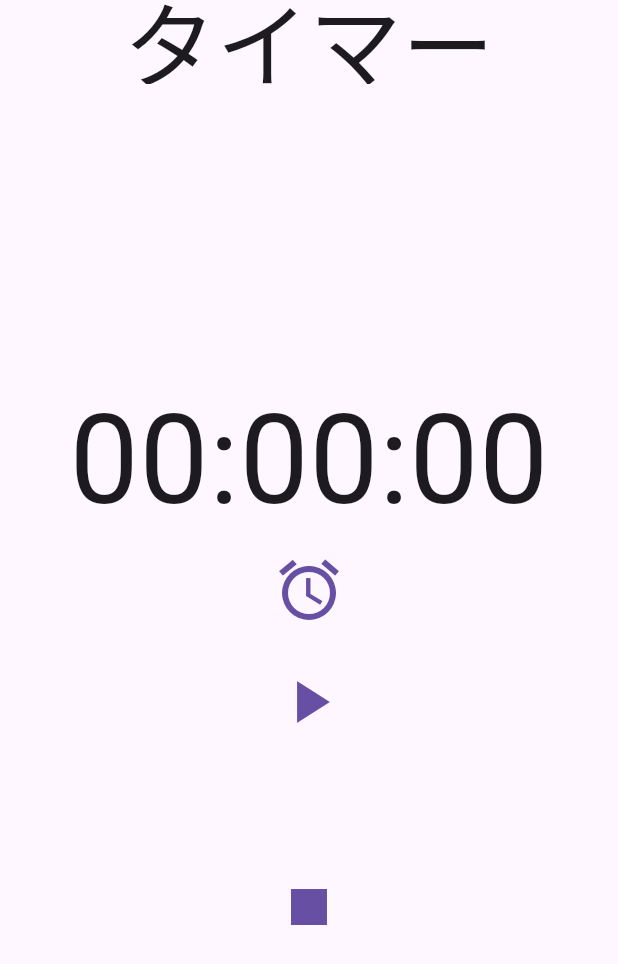
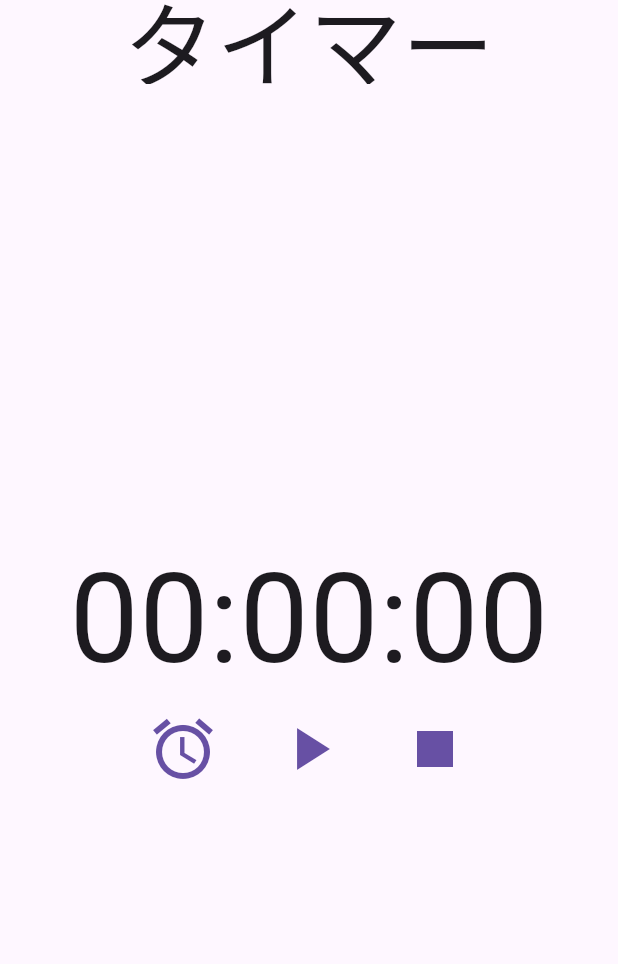
Before and after one commit to bigbenbigben/flutter_timer_app, a Flutter app: the screen it shows after launch, on a phone screen of 412 x 824 dp. Shown: the top 964 px of the screen. Run offline on Flutter 3.47's test engine with Material 3 defaults, Android fonts, the phone set to English and light mode, and no system bars; our stand-ins replace audioplayers.

Commit message:
アイコンに変更

```diff
--- a/lib/main.dart
+++ b/lib/main.dart
@@ -292,9 +292,12 @@ class _TimerPageState extends State<TimerPage> {
               // width: widthsize_button,
               // height: heightsize_button,
             ),
+            Row(
+              mainAxisAlignment: MainAxisAlignment.center,
+              children: [
                 IconButton(
                   onPressed: _showTimePicker,
-              style: ElevatedButton.styleFrom(
+                  style: IconButton.styleFrom(
                     shape: RoundedRectangleBorder(
                       borderRadius: BorderRadius.circular(10), // 角丸の半径
                     ),
@@ -303,25 +306,11 @@ class _TimerPageState extends State<TimerPage> {
                   icon: Icon(Icons.access_alarms),
                   iconSize: 48.0,
                   color: Theme.of(context).primaryColor,
-              // child: SizedBox(
-              //   width: widthsize_button,
-              //   // height: heightsize_button,
-              //   child: Center(
-              //       child: Text(
-              //         '時間を設定',
-              //         style: TextStyle(fontSize: fontSize_timer_button), // 画面幅に基づいたフォントサイズ
-              //       ),
-              //   ),
-              // ),
                 ),
-
-            SizedBox(
-              width: widthsize_button,
-              height: heightsize_button_position,
-              ),
+                SizedBox(width: 30),
                 IconButton(
                   onPressed: _startTimer,
-              style: ElevatedButton.styleFrom(
+                  style: IconButton.styleFrom(
                     shape: RoundedRectangleBorder(
                       borderRadius: BorderRadius.circular(10), // 角丸の半径
                     ),
@@ -330,26 +319,11 @@ class _TimerPageState extends State<TimerPage> {
                   icon: Icon(Icons.play_arrow),
                   iconSize: 48.0,
                   color: Theme.of(context).primaryColor,
-              // child: SizedBox(
-              //   width: widthsize_button,
-              //   // height: heightsize_button,
-              //   child: Center(
-              //     child: Text(
-              //       'タイマー開始',
-              //       style: TextStyle(fontSize: fontSize_timer_button), // 画面幅に基づいたフォントサイズ
-              //     ),
-              //   ),
-              // ),
                 ),
-
-            SizedBox(
-              width: widthsize_button,
-              height: heightsize_button_position * 4,
-              ),
-            // ElevatedButton(
+                SizedBox(width: 30),
                 IconButton(
                   onPressed: _resetTimer,
-              style: ElevatedButton.styleFrom(
+                  style: IconButton.styleFrom(
                     shape: RoundedRectangleBorder(
                       borderRadius: BorderRadius.circular(10), // 角丸の半径
                     ),
@@ -358,34 +332,9 @@ class _TimerPageState extends State<TimerPage> {
                   icon: Icon(Icons.stop),
                   iconSize: 48.0,
                   color: Theme.of(context).primaryColor,
-              // child: SizedBox(
-              //   width: widthsize_button,
-              //   // height: heightsize_button,
-              //   child: Center(
-              //     child: Text(
-              //       'タイマー停止',
-              //       style: TextStyle(fontSize: fontSize_timer_button), // 画面幅に基づいたフォントサイズ
-              //     ),
-              //   ),
-              // ),
                 ),
-            // SizedBox(height: 20),
-            // // SE再生時間の選択UI
-            // Text("アラーム再生時間を選択", style: TextStyle(fontSize: 18)),
-            // DropdownButton<int>(
-            //   value: _selectedPlayDuration,
-            //   items: [1, 3, 5, 10].map((value) {
-            //     return DropdownMenuItem<int>(
-            //       value: value,
-            //       child: Text("$value 分"),
-            //     );
-            //   }).toList(),
-            //   onChanged: (newValue) {
-            //     setState(() {
-            //       _selectedPlayDuration = newValue!;
-            //     });
-            //   },
-            // ),
+              ],
+            ),
           ],
         ),
       ),
```
Lines whose indentation alone changed are shown as unchanged.
